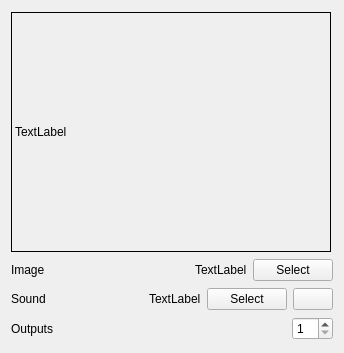
This is story-editor/src/media-node.ui in arabine/open-story-teller as Qt 5 draws it before an edit. The edited form follows.
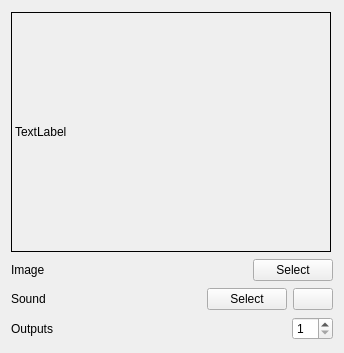
This is the edited form. Icons and pictures are not drawn.

The edit to the form file:
```diff
--- a/story-editor/src/media-node.ui
+++ b/story-editor/src/media-node.ui
@@ -61,7 +61,7 @@
      <item>
       <widget class="QLabel" name="label_4">
        <property name="text">
-        <string>TextLabel</string>
+        <string/>
        </property>
       </widget>
      </item>
@@ -99,7 +99,7 @@
      <item>
       <widget class="QLabel" name="label_5">
        <property name="text">
-        <string>TextLabel</string>
+        <string/>
        </property>
       </widget>
      </item>
```
Left out of the diff: 9 changed lines with no effect on the pictures.
